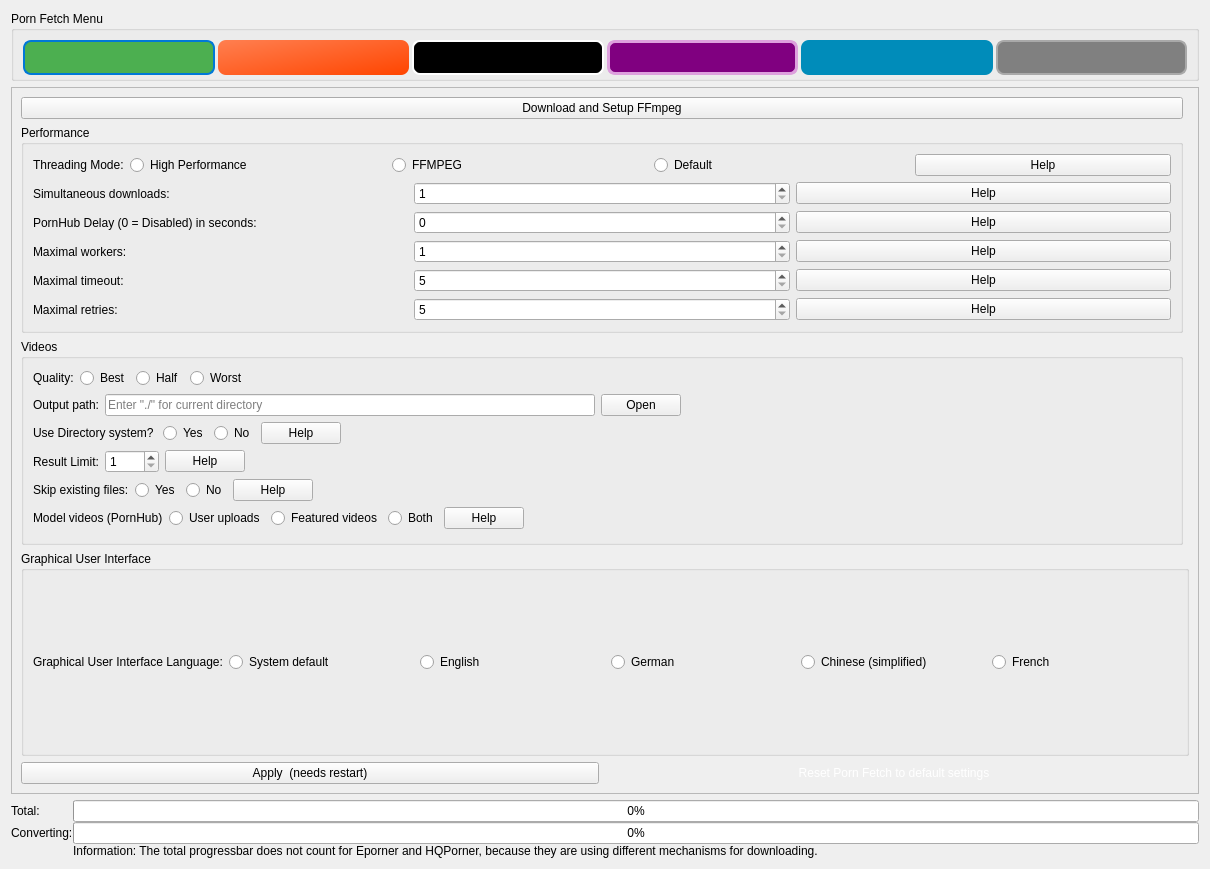
Old version of the form src/frontend/form_desktop.ui in the repository EchterAlsFake/Porn_Fetch.
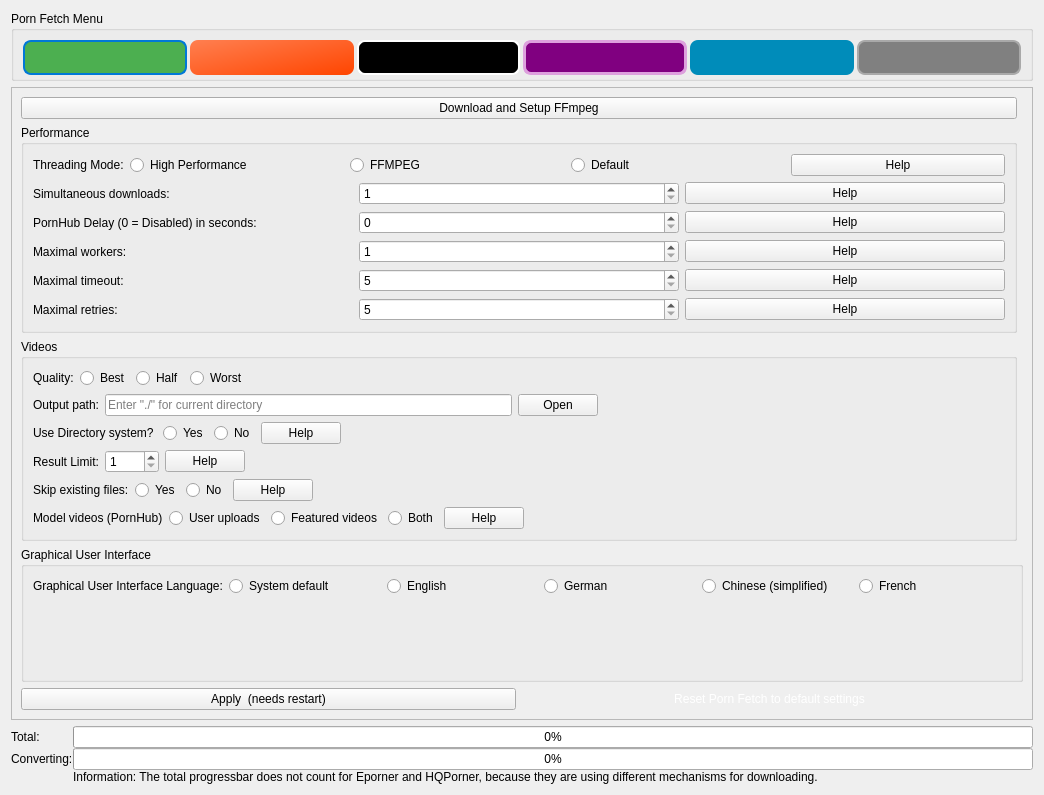
New version of the form. The open tabs and pages were chosen to show the change.

Commit message:
- fix for the settings layout
So I tried to rework the progress system, but hell no I don't do this. I even don't understand it now how my code works :joy:

The edit to the form file:
```diff
--- a/src/frontend/form_desktop.ui
+++ b/src/frontend/form_desktop.ui
@@ -6,8 +6,8 @@
    <rect>
     <x>0</x>
     <y>0</y>
-    <width>1210</width>
-    <height>869</height>
+    <width>1044</width>
+    <height>795</height>
    </rect>
   </property>
   <property name="sizePolicy">
@@ -1536,6 +1536,8 @@
           <number>0</number>
          </property>
          <item row="0" column="0">
+          <layout class="QVBoxLayout" name="verticalLayout">
+           <item>
           <widget class="QScrollArea" name="scrollarea_settings">
            <property name="widgetResizable">
             <bool>true</bool>
@@ -1545,8 +1547,8 @@
              <rect>
               <x>0</x>
               <y>0</y>
-              <width>1188</width>
-              <height>693</height>
+                <width>1006</width>
+                <height>647</height>
              </rect>
             </property>
             <layout class="QGridLayout" name="gridLayout_19">
@@ -2196,6 +2198,19 @@
                   </item>
                  </layout>
                 </item>
+                  <item row="1" column="0">
+                   <spacer name="verticalSpacer_3">
+                    <property name="orientation">
+                     <enum>Qt::Orientation::Vertical</enum>
+                    </property>
+                    <property name="sizeHint" stdset="0">
+                     <size>
+                      <width>20</width>
+                      <height>40</height>
+                     </size>
+                    </property>
+                   </spacer>
+                  </item>
                </layout>
               </widget>
              </item>
@@ -2211,6 +2226,8 @@
           </widget>
          </item>
         </layout>
+         </item>
+        </layout>
        </widget>
        <widget class="QWidget" name="page_credits">
         <layout class="QGridLayout" name="gridLayout_26">
```
Left out of the diff: 3 changed lines with no effect on the pictures. Lines whose indentation alone changed are shown as unchanged. The commit also changes 1 other file.
